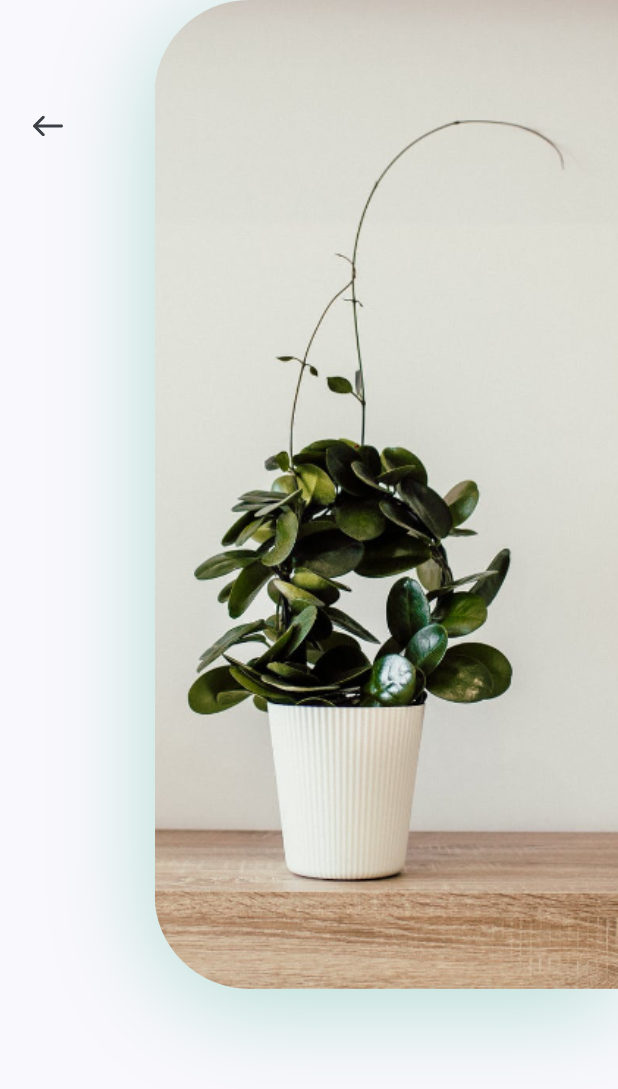
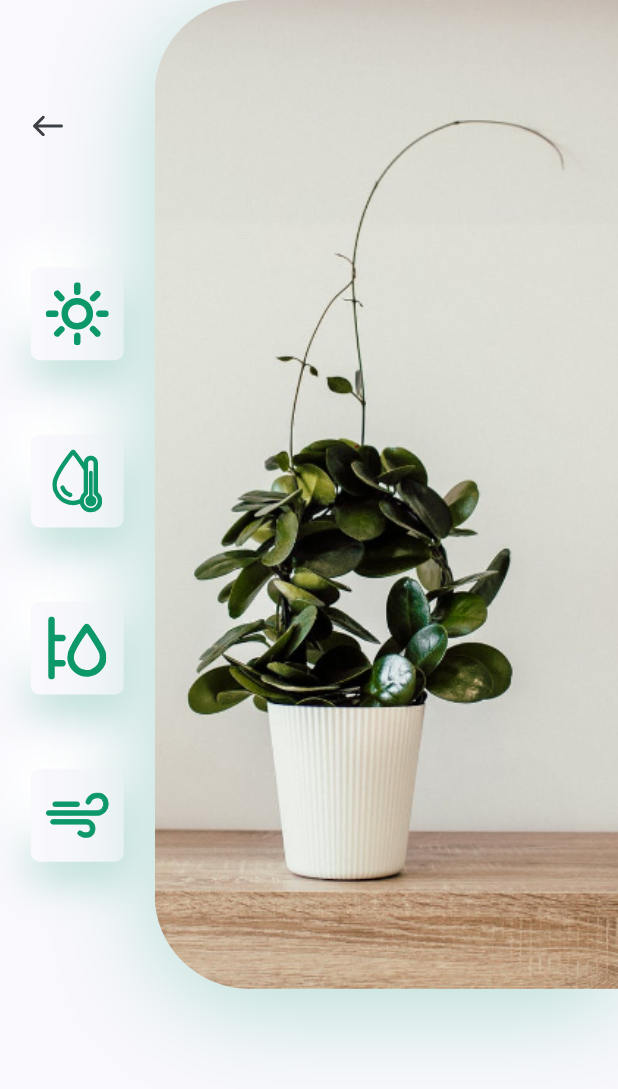
Before and after one commit to ten66/plant_app, a Flutter app: the DetailsScreen screen opened directly, on a phone screen of 412 x 824 dp. Shown: the top 1089 px of the screen. Run offline on Flutter 3.47's test engine with Material 2 defaults, Android fonts, the phone set to English and light mode, and no system bars; our stand-ins replace flutter_svg.

Commit message:
#3 create icon card widget

```diff
--- a/lib/screens/details/components/body.dart
+++ b/lib/screens/details/components/body.dart
@@ -1,6 +1,8 @@
 import 'package:flutter/material.dart';
 import 'package:flutter_svg/flutter_svg.dart';
 import 'package:plant_app/constants.dart';
+
+import 'icon_card.dart';
 
 class Body extends StatelessWidget {
   const Body({super.key});
@@ -33,6 +35,10 @@ class Body extends StatelessWidget {
                         ),
                       ),
                       const Spacer(),
+                      const IconCard(icon: 'assets/icons/sun.svg'),
+                      const IconCard(icon: 'assets/icons/icon_2.svg'),
+                      const IconCard(icon: 'assets/icons/icon_3.svg'),
+                      const IconCard(icon: 'assets/icons/icon_4.svg'),
                     ],
                   ),
                 ),
--- /dev/null
+++ b/lib/screens/details/components/icon_card.dart
@@ -0,0 +1,41 @@
+import 'package:flutter/material.dart';
+import 'package:flutter_svg/flutter_svg.dart';
+
+import '../../../constants.dart';
+
+class IconCard extends StatelessWidget {
+  const IconCard({
+    super.key,
+    required this.icon,
+  });
+
+  final String icon;
+
+  @override
+  Widget build(BuildContext context) {
+    Size size = MediaQuery.of(context).size;
+    return Container(
+      margin: EdgeInsets.symmetric(vertical: size.height * 0.03),
+      padding: const EdgeInsets.all(kDefaultPadding / 2),
+      height: 62,
+      width: 62,
+      decoration: BoxDecoration(
+        color: kBackgroundColor,
+        borderRadius: BorderRadius.circular(6),
+        boxShadow: [
+          BoxShadow(
+            offset: const Offset(0, 15),
+            blurRadius: 22,
+            color: kPrimaryColor.withOpacity(0.22),
+          ),
+          const BoxShadow(
+            offset: Offset(-15, -15),
+            blurRadius: 20,
+            color: Colors.white,
+          ),
+        ],
+      ),
+      child: SvgPicture.asset(icon),
+    );
+  }
+}
```
